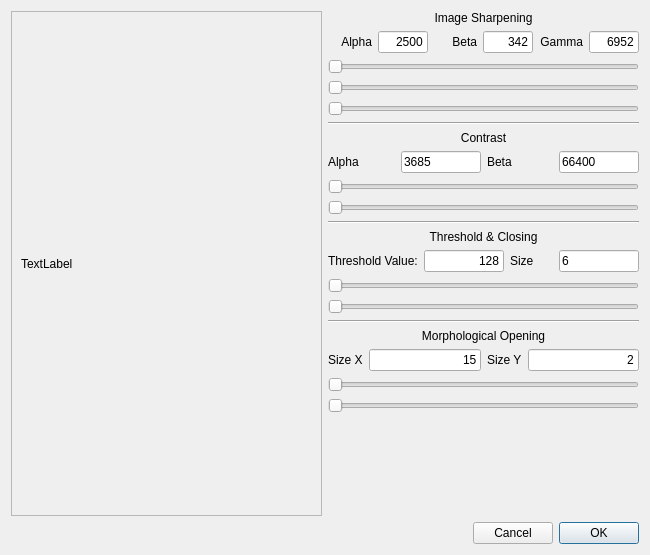
The window that cvconfig.ui (tpst/Nova-Leak-Detection) describes before a commit, drawn with Qt 5.
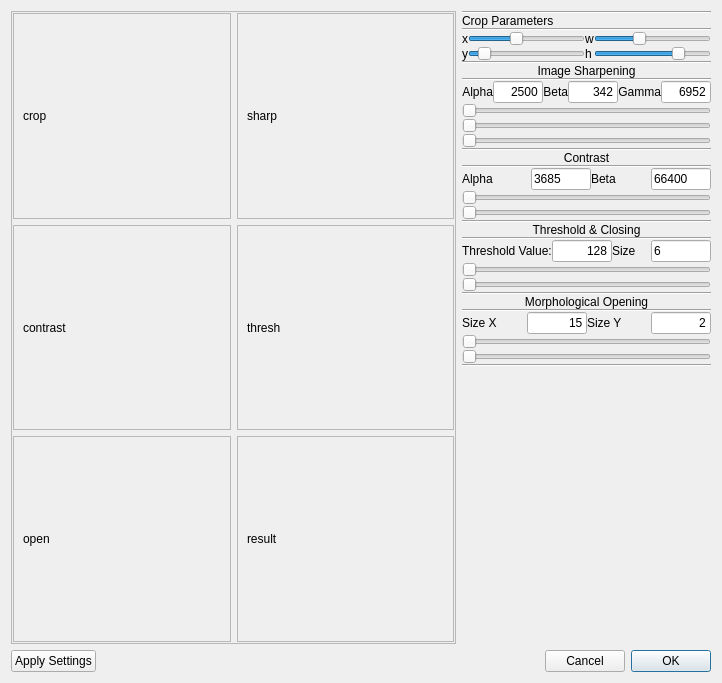
The same window after the commit.

Commit message: Working on windows - can open stream but not close & reopen

Patch:
```diff
--- a/cvconfig.ui
+++ b/cvconfig.ui
@@ -6,22 +6,28 @@
    <rect>
     <x>0</x>
     <y>0</y>
-    <width>650</width>
-    <height>555</height>
+    <width>722</width>
+    <height>683</height>
    </rect>
   </property>
   <property name="windowTitle">
    <string>Dialog</string>
   </property>
-  <layout class="QGridLayout" name="gridLayout">
+  <layout class="QGridLayout" name="gridLayout_3">
    <item row="0" column="0">
     <widget class="QFrame" name="frame">
      <property name="sizePolicy">
-      <sizepolicy hsizetype="Preferred" vsizetype="MinimumExpanding">
+      <sizepolicy hsizetype="Expanding" vsizetype="Expanding">
        <horstretch>0</horstretch>
        <verstretch>0</verstretch>
       </sizepolicy>
      </property>
+     <property name="minimumSize">
+      <size>
+       <width>411</width>
+       <height>0</height>
+      </size>
+     </property>
      <property name="frameShape">
       <enum>QFrame::StyledPanel</enum>
      </property>
@@ -29,65 +35,321 @@
       <enum>QFrame::Raised</enum>
      </property>
      <layout class="QVBoxLayout" name="verticalLayout">
+      <property name="leftMargin">
+       <number>1</number>
+      </property>
+      <property name="topMargin">
+       <number>1</number>
+      </property>
+      <property name="rightMargin">
+       <number>1</number>
+      </property>
+      <property name="bottomMargin">
+       <number>1</number>
+      </property>
+      <item>
+       <layout class="QGridLayout" name="gridLayout_2">
+        <item row="1" column="0">
+         <widget class="QFrame" name="frame_4">
+          <property name="frameShape">
+           <enum>QFrame::StyledPanel</enum>
+          </property>
+          <property name="frameShadow">
+           <enum>QFrame::Raised</enum>
+          </property>
+          <layout class="QVBoxLayout" name="verticalLayout_5">
+           <item>
+            <widget class="QLabel" name="label_15">
+             <property name="text">
+              <string>contrast</string>
+             </property>
+            </widget>
+           </item>
+          </layout>
+         </widget>
+        </item>
+        <item row="0" column="0">
+         <widget class="QFrame" name="frame_2">
+          <property name="frameShape">
+           <enum>QFrame::StyledPanel</enum>
+          </property>
+          <property name="frameShadow">
+           <enum>QFrame::Raised</enum>
+          </property>
+          <layout class="QVBoxLayout" name="verticalLayout_4">
+           <item>
+            <widget class="QLabel" name="label_19">
+             <property name="text">
+              <string>crop</string>
+             </property>
+            </widget>
+           </item>
+          </layout>
+         </widget>
+        </item>
+        <item row="1" column="1">
+         <widget class="QFrame" name="frame_5">
+          <property name="frameShape">
+           <enum>QFrame::StyledPanel</enum>
+          </property>
+          <property name="frameShadow">
+           <enum>QFrame::Raised</enum>
+          </property>
+          <layout class="QVBoxLayout" name="verticalLayout_6">
+           <item>
+            <widget class="QLabel" name="label_16">
+             <property name="text">
+              <string>thresh</string>
+             </property>
+            </widget>
+           </item>
+          </layout>
+         </widget>
+        </item>
+        <item row="0" column="1">
+         <widget class="QFrame" name="frame_3">
+          <property name="frameShape">
+           <enum>QFrame::StyledPanel</enum>
+          </property>
+          <property name="frameShadow">
+           <enum>QFrame::Raised</enum>
+          </property>
+          <layout class="QVBoxLayout" name="verticalLayout_3">
       <item>
        <widget class="QLabel" name="label">
         <property name="text">
-         <string>TextLabel</string>
+              <string>sharp</string>
         </property>
        </widget>
       </item>
      </layout>
     </widget>
    </item>
-   <item row="1" column="1">
-    <widget class="QDialogButtonBox" name="buttonBox">
+        <item row="2" column="0">
+         <widget class="QFrame" name="frame_6">
+          <property name="frameShape">
+           <enum>QFrame::StyledPanel</enum>
+          </property>
+          <property name="frameShadow">
+           <enum>QFrame::Raised</enum>
+          </property>
+          <layout class="QVBoxLayout" name="verticalLayout_7">
+           <item>
+            <widget class="QLabel" name="label_17">
+             <property name="text">
+              <string>open</string>
+             </property>
+            </widget>
+           </item>
+          </layout>
+         </widget>
+        </item>
+        <item row="2" column="1">
+         <widget class="QFrame" name="frame_7">
+          <property name="frameShape">
+           <enum>QFrame::StyledPanel</enum>
+          </property>
+          <property name="frameShadow">
+           <enum>QFrame::Raised</enum>
+          </property>
+          <layout class="QVBoxLayout" name="verticalLayout_8">
+           <item>
+            <widget class="QLabel" name="label_18">
+             <property name="text">
+              <string>result</string>
+             </property>
+            </widget>
+           </item>
+          </layout>
+         </widget>
+        </item>
+       </layout>
+      </item>
+     </layout>
+    </widget>
+   </item>
+   <item row="0" column="1">
+    <widget class="QWidget" name="widget" native="true">
      <property name="sizePolicy">
-      <sizepolicy hsizetype="Maximum" vsizetype="Fixed">
+      <sizepolicy hsizetype="Fixed" vsizetype="Preferred">
        <horstretch>0</horstretch>
        <verstretch>0</verstretch>
       </sizepolicy>
      </property>
-     <property name="layoutDirection">
-      <enum>Qt::RightToLeft</enum>
-     </property>
-     <property name="orientation">
-      <enum>Qt::Horizontal</enum>
-     </property>
-     <property name="standardButtons">
-      <set>QDialogButtonBox::Cancel|QDialogButtonBox::Ok</set>
-     </property>
-    </widget>
-   </item>
-   <item row="1" column="0">
-    <spacer name="horizontalSpacer">
-     <property name="orientation">
-      <enum>Qt::Horizontal</enum>
-     </property>
-     <property name="sizeHint" stdset="0">
-      <size>
-       <width>40</width>
-       <height>20</height>
-      </size>
-     </property>
-    </spacer>
-   </item>
-   <item row="0" column="1">
     <layout class="QVBoxLayout" name="verticalLayout_2">
+      <property name="spacing">
+       <number>0</number>
+      </property>
+      <property name="leftMargin">
+       <number>0</number>
+      </property>
+      <property name="topMargin">
+       <number>0</number>
+      </property>
+      <property name="rightMargin">
+       <number>0</number>
+      </property>
+      <property name="bottomMargin">
+       <number>0</number>
+      </property>
+      <item>
+       <layout class="QGridLayout" name="gridLayout">
      <property name="sizeConstraint">
       <enum>QLayout::SetFixedSize</enum>
      </property>
-     <item>
-      <widget class="QLabel" name="label_6">
+        <item row="3" column="0">
+         <layout class="QGridLayout" name="gridLayout_4">
+          <item row="1" column="2">
+           <widget class="QLabel" name="label_24">
        <property name="text">
-        <string>Image Sharpening</string>
+             <string>h</string>
+            </property>
+           </widget>
+          </item>
+          <item row="0" column="3">
+           <widget class="QSlider" name="cropwidth">
+            <property name="minimum">
+             <number>20</number>
+            </property>
+            <property name="maximum">
+             <number>100</number>
+            </property>
+            <property name="value">
+             <number>50</number>
+            </property>
+            <property name="orientation">
+             <enum>Qt::Horizontal</enum>
+            </property>
+           </widget>
+          </item>
+          <item row="0" column="1">
+           <widget class="QSlider" name="cropx">
+            <property name="minimum">
+             <number>1</number>
+            </property>
+            <property name="maximum">
+             <number>99</number>
+            </property>
+            <property name="value">
+             <number>40</number>
+            </property>
+            <property name="orientation">
+             <enum>Qt::Horizontal</enum>
+            </property>
+           </widget>
+          </item>
+          <item row="0" column="2">
+           <widget class="QLabel" name="label_23">
+            <property name="text">
+             <string>w</string>
+            </property>
+           </widget>
+          </item>
+          <item row="0" column="0">
+           <widget class="QLabel" name="label_x">
+            <property name="text">
+             <string>x</string>
+            </property>
+           </widget>
+          </item>
+          <item row="1" column="3">
+           <widget class="QSlider" name="cropheight">
+            <property name="minimum">
+             <number>20</number>
+            </property>
+            <property name="maximum">
+             <number>100</number>
+            </property>
+            <property name="value">
+             <number>80</number>
+            </property>
+            <property name="sliderPosition">
+             <number>80</number>
+            </property>
+            <property name="orientation">
+             <enum>Qt::Horizontal</enum>
+            </property>
+           </widget>
+          </item>
+          <item row="1" column="0">
+           <widget class="QLabel" name="label_22">
+            <property name="text">
+             <string>y</string>
+            </property>
+           </widget>
+          </item>
+          <item row="1" column="1">
+           <widget class="QSlider" name="cropy">
+            <property name="minimum">
+             <number>1</number>
+            </property>
+            <property name="maximum">
+             <number>99</number>
+            </property>
+            <property name="value">
+             <number>10</number>
+            </property>
+            <property name="orientation">
+             <enum>Qt::Horizontal</enum>
+            </property>
+            <property name="invertedAppearance">
+             <bool>false</bool>
+            </property>
+            <property name="invertedControls">
+             <bool>false</bool>
+            </property>
+           </widget>
+          </item>
+         </layout>
+        </item>
+        <item row="21" column="0">
+         <widget class="QSlider" name="horizontalSlider">
+          <property name="maximum">
+           <number>255</number>
+          </property>
+          <property name="orientation">
+           <enum>Qt::Horizontal</enum>
+          </property>
+          <property name="invertedAppearance">
+           <bool>false</bool>
+          </property>
+         </widget>
+        </item>
+        <item row="24" column="0">
+         <widget class="QLabel" name="label_11">
+          <property name="text">
+           <string>Morphological Opening</string>
        </property>
        <property name="alignment">
         <set>Qt::AlignCenter</set>
        </property>
       </widget>
      </item>
-     <item>
+        <item row="29" column="0">
+         <widget class="Line" name="line_4">
+          <property name="orientation">
+           <enum>Qt::Horizontal</enum>
+          </property>
+         </widget>
+        </item>
+        <item row="15" column="0">
+         <widget class="QSlider" name="horizontalSlider_5">
+          <property name="maximum">
+           <number>10000</number>
+          </property>
+          <property name="pageStep">
+           <number>100</number>
+          </property>
+          <property name="orientation">
+           <enum>Qt::Horizontal</enum>
+          </property>
+         </widget>
+        </item>
+        <item row="7" column="0">
       <layout class="QHBoxLayout" name="horizontalLayout">
+          <property name="sizeConstraint">
+           <enum>QLayout::SetMinimumSize</enum>
+          </property>
        <item>
         <widget class="QLabel" name="label_3">
          <property name="text">
@@ -180,7 +442,17 @@
        </item>
       </layout>
      </item>
-     <item>
+        <item row="18" column="0">
+         <widget class="QLabel" name="label_14">
+          <property name="text">
+           <string>Threshold &amp; Closing</string>
+          </property>
+          <property name="alignment">
+           <set>Qt::AlignCenter</set>
+          </property>
+         </widget>
+        </item>
+        <item row="8" column="0">
       <widget class="QSlider" name="horizontalSlider_2">
        <property name="maximum">
         <number>3000</number>
@@ -196,53 +468,141 @@
        </property>
       </widget>
      </item>
-     <item>
-      <widget class="QSlider" name="horizontalSlider_3">
+        <item row="23" column="0">
+         <widget class="Line" name="line">
+          <property name="orientation">
+           <enum>Qt::Horizontal</enum>
+          </property>
+         </widget>
+        </item>
+        <item row="28" column="0">
+         <widget class="QSlider" name="horizontalSlider_9">
+          <property name="sizePolicy">
+           <sizepolicy hsizetype="MinimumExpanding" vsizetype="Fixed">
+            <horstretch>0</horstretch>
+            <verstretch>0</verstretch>
+           </sizepolicy>
+          </property>
+          <property name="minimum">
+           <number>1</number>
+          </property>
        <property name="maximum">
-        <number>10000</number>
+           <number>20</number>
        </property>
        <property name="pageStep">
-        <number>100</number>
+           <number>1</number>
        </property>
        <property name="orientation">
         <enum>Qt::Horizontal</enum>
        </property>
       </widget>
      </item>
+        <item row="4" column="0">
+         <widget class="Line" name="line_5">
+          <property name="orientation">
+           <enum>Qt::Horizontal</enum>
+          </property>
+         </widget>
+        </item>
+        <item row="26" column="0">
+         <layout class="QHBoxLayout" name="horizontalLayout_4">
      <item>
-      <widget class="QSlider" name="horizontalSlider_4">
-       <property name="maximum">
-        <number>100000</number>
-       </property>
-       <property name="pageStep">
-        <number>1000</number>
-       </property>
-       <property name="orientation">
-        <enum>Qt::Horizontal</enum>
-       </property>
+           <widget class="QLabel" name="label_12">
+            <property name="text">
+             <string>Size X</string>
+            </property>
+           </widget>
+          </item>
+          <item>
+           <widget class="QLineEdit" name="lineEdit_8">
+            <property name="sizePolicy">
+             <sizepolicy hsizetype="Fixed" vsizetype="Fixed">
+              <horstretch>0</horstretch>
+              <verstretch>0</verstretch>
+             </sizepolicy>
+            </property>
+            <property name="maximumSize">
+             <size>
+              <width>60</width>
+              <height>16777215</height>
+             </size>
+            </property>
+            <property name="text">
+             <string>15</string>
+            </property>
+            <property name="alignment">
+             <set>Qt::AlignRight|Qt::AlignTrailing|Qt::AlignVCenter</set>
+            </property>
       </widget>
      </item>
      <item>
+           <widget class="QLabel" name="label_13">
+            <property name="text">
+             <string>Size Y</string>
+            </property>
+           </widget>
+          </item>
+          <item>
+           <widget class="QLineEdit" name="lineEdit_9">
+            <property name="sizePolicy">
+             <sizepolicy hsizetype="Fixed" vsizetype="Fixed">
+              <horstretch>0</horstretch>
+              <verstretch>0</verstretch>
+             </sizepolicy>
+            </property>
+            <property name="maximumSize">
+             <size>
+              <width>60</width>
+              <height>16777215</height>
+             </size>
+            </property>
+            <property name="text">
+             <string>2</string>
+            </property>
+            <property name="alignment">
+             <set>Qt::AlignRight|Qt::AlignTrailing|Qt::AlignVCenter</set>
+            </property>
+           </widget>
+          </item>
+         </layout>
+        </item>
+        <item row="11" column="0">
       <widget class="Line" name="line_2">
        <property name="orientation">
         <enum>Qt::Horizontal</enum>
        </property>
       </widget>
      </item>
-     <item>
-      <widget class="QLabel" name="label_7">
-       <property name="text">
-        <string>Contrast</string>
-       </property>
-       <property name="alignment">
-        <set>Qt::AlignCenter</set>
-       </property>
-      </widget>
-     </item>
-     <item>
+        <item row="13" column="0">
+         <widget class="Line" name="line_7">
+          <property name="orientation">
+           <enum>Qt::Horizontal</enum>
+          </property>
+         </widget>
+        </item>
+        <item row="9" column="0">
+         <widget class="QSlider" name="horizontalSlider_3">
+          <property name="maximum">
+           <number>2000</number>
+          </property>
+          <property name="pageStep">
+           <number>100</number>
+          </property>
+          <property name="orientation">
+           <enum>Qt::Horizontal</enum>
+          </property>
+         </widget>
+        </item>
+        <item row="14" column="0">
       <layout class="QHBoxLayout" name="horizontalLayout_3">
        <item>
         <widget class="QLabel" name="label_8">
+            <property name="maximumSize">
+             <size>
+              <width>1666</width>
+              <height>16777215</height>
+             </size>
+            </property>
          <property name="text">
           <string>Alpha</string>
          </property>
@@ -250,9 +610,15 @@
        </item>
        <item>
         <widget class="QLineEdit" name="lineEdit_5">
+            <property name="sizePolicy">
+             <sizepolicy hsizetype="Fixed" vsizetype="Fixed">
+              <horstretch>0</horstretch>
+              <verstretch>0</verstretch>
+             </sizepolicy>
+            </property>
          <property name="maximumSize">
           <size>
-           <width>80</width>
+              <width>60</width>
            <height>16777215</height>
           </size>
          </property>
@@ -263,6 +629,18 @@
        </item>
        <item>
         <widget class="QLabel" name="label_9">
+            <property name="sizePolicy">
+             <sizepolicy hsizetype="Preferred" vsizetype="Preferred">
+              <horstretch>0</horstretch>
+              <verstretch>0</verstretch>
+             </sizepolicy>
+            </property>
+            <property name="maximumSize">
+             <size>
+              <width>60</width>
+              <height>16777215</height>
+             </size>
+            </property>
          <property name="text">
           <string>Beta</string>
          </property>
@@ -270,9 +648,15 @@
        </item>
        <item>
         <widget class="QLineEdit" name="lineEdit_6">
+            <property name="sizePolicy">
+             <sizepolicy hsizetype="Fixed" vsizetype="Fixed">
+              <horstretch>0</horstretch>
+              <verstretch>0</verstretch>
+             </sizepolicy>
+            </property>
          <property name="maximumSize">
           <size>
-           <width>80</width>
+              <width>60</width>
            <height>16777215</height>
           </size>
          </property>
@@ -283,50 +667,7 @@
        </item>
       </layout>
      </item>
-     <item>
-      <widget class="QSlider" name="horizontalSlider_5">
-       <property name="maximum">
-        <number>10000</number>
-       </property>
-       <property name="pageStep">
-        <number>100</number>
-       </property>
-       <property name="orientation">
-        <enum>Qt::Horizontal</enum>
-       </property>
-      </widget>
-     </item>
-     <item>
-      <widget class="QSlider" name="horizontalSlider_6">
-       <property name="maximum">
-        <number>100000</number>
-       </property>
-       <property name="pageStep">
-        <number>1000</number>
-       </property>
-       <property name="orientation">
-        <enum>Qt::Horizontal</enum>
-       </property>
-      </widget>
-     </item>
-     <item>
-      <widget class="Line" name="line_3">
-       <property name="orientation">
-        <enum>Qt::Horizontal</enum>
-       </property>
-      </widget>
-     </item>
-     <item>
-      <widget class="QLabel" name="label_14">
-       <property name="text">
-        <string>Threshold &amp; Closing</string>
-       </property>
-       <property name="alignment">
-        <set>Qt::AlignCenter</set>
-       </property>
-      </widget>
-     </item>
-     <item>
+        <item row="20" column="0">
       <layout class="QHBoxLayout" name="horizontalLayout_2">
        <item>
         <widget class="QLabel" name="label_2">
@@ -351,7 +692,7 @@
          </property>
          <property name="maximumSize">
           <size>
-           <width>80</width>
+              <width>60</width>
            <height>16777215</height>
           </size>
          </property>
@@ -378,9 +719,15 @@
        </item>
        <item>
         <widget class="QLineEdit" name="lineEdit_7">
+            <property name="sizePolicy">
+             <sizepolicy hsizetype="Fixed" vsizetype="Fixed">
+              <horstretch>0</horstretch>
+              <verstretch>0</verstretch>
+             </sizepolicy>
+            </property>
          <property name="maximumSize">
           <size>
-           <width>80</width>
+              <width>60</width>
            <height>16777215</height>
           </size>
          </property>
@@ -391,123 +738,33 @@
        </item>
       </layout>
      </item>
-     <item>
-      <widget class="QSlider" name="horizontalSlider">
+        <item row="10" column="0">
+         <widget class="QSlider" name="horizontalSlider_4">
        <property name="maximum">
-        <number>255</number>
-       </property>
-       <property name="orientation">
-        <enum>Qt::Horizontal</enum>
-       </property>
-       <property name="invertedAppearance">
-        <bool>false</bool>
-       </property>
-      </widget>
-     </item>
-     <item>
-      <widget class="QSlider" name="horizontalSlider_7">
-       <property name="minimum">
-        <number>1</number>
-       </property>
-       <property name="maximum">
-        <number>15</number>
-       </property>
+           <number>100000</number>
+          </property>
        <property name="pageStep">
-        <number>1</number>
+           <number>1000</number>
        </property>
        <property name="orientation">
         <enum>Qt::Horizontal</enum>
        </property>
       </widget>
      </item>
-     <item>
-      <widget class="Line" name="line">
-       <property name="orientation">
-        <enum>Qt::Horizontal</enum>
-       </property>
-      </widget>
-     </item>
-     <item>
-      <widget class="QLabel" name="label_11">
-       <property name="text">
-        <string>Morphological Opening</string>
-       </property>
-       <property name="alignment">
-        <set>Qt::AlignCenter</set>
-       </property>
-      </widget>
-     </item>
-     <item>
-      <layout class="QHBoxLayout" name="horizontalLayout_4">
-       <item>
-        <widget class="QLabel" name="label_12">
-         <property name="text">
-          <string>Size X</string>
-         </property>
-        </widget>
-       </item>
-       <item>
-        <widget class="QLineEdit" name="lineEdit_8">
-         <property name="text">
-          <string>15</string>
-         </property>
-         <property name="alignment">
-          <set>Qt::AlignRight|Qt::AlignTrailing|Qt::AlignVCenter</set>
-         </property>
-        </widget>
-       </item>
-       <item>
-        <widget class="QLabel" name="label_13">
-         <property name="text">
-          <string>Size Y</string>
-         </property>
-        </widget>
-       </item>
-       <item>
-        <widget class="QLineEdit" name="lineEdit_9">
-         <property name="text">
-          <string>2</string>
-         </property>
-         <property name="alignment">
-          <set>Qt::AlignRight|Qt::AlignTrailing|Qt::AlignVCenter</set>
-         </property>
-        </widget>
-       </item>
-      </layout>
-     </item>
-     <item>
-      <widget class="QSlider" name="horizontalSlider_8">
-       <property name="minimum">
-        <number>1</number>
-       </property>
+        <item row="16" column="0">
+         <widget class="QSlider" name="horizontalSlider_6">
        <property name="maximum">
-        <number>15</number>
+           <number>100000</number>
        </property>
        <property name="pageStep">
-        <number>1</number>
+           <number>1000</number>
        </property>
        <property name="orientation">
         <enum>Qt::Horizontal</enum>
        </property>
       </widget>
      </item>
-     <item>
-      <widget class="QSlider" name="horizontalSlider_9">
-       <property name="minimum">
-        <number>1</number>
-       </property>
-       <property name="maximum">
-        <number>15</number>
-       </property>
-       <property name="pageStep">
-        <number>1</number>
-       </property>
-       <property name="orientation">
-        <enum>Qt::Horizontal</enum>
-       </property>
-      </widget>
-     </item>
-     <item>
+        <item row="30" column="0">
       <spacer name="verticalSpacer">
        <property name="orientation">
         <enum>Qt::Vertical</enum>
@@ -520,7 +777,149 @@
        </property>
       </spacer>
      </item>
-    </layout>
+        <item row="12" column="0">
+         <widget class="QLabel" name="label_7">
+          <property name="text">
+           <string>Contrast</string>
+          </property>
+          <property name="alignment">
+           <set>Qt::AlignCenter</set>
+          </property>
+         </widget>
+        </item>
+        <item row="25" column="0">
+         <widget class="Line" name="line_9">
+          <property name="orientation">
+           <enum>Qt::Horizontal</enum>
+          </property>
+         </widget>
+        </item>
+        <item row="6" column="0">
+         <widget class="Line" name="line_6">
+          <property name="orientation">
+           <enum>Qt::Horizontal</enum>
+          </property>
+         </widget>
+        </item>
+        <item row="27" column="0">
+         <widget class="QSlider" name="horizontalSlider_8">
+          <property name="sizePolicy">
+           <sizepolicy hsizetype="MinimumExpanding" vsizetype="Fixed">
+            <horstretch>0</horstretch>
+            <verstretch>0</verstretch>
+           </sizepolicy>
+          </property>
+          <property name="minimum">
+           <number>1</number>
+          </property>
+          <property name="maximum">
+           <number>20</number>
+          </property>
+          <property name="pageStep">
+           <number>1</number>
+          </property>
+          <property name="orientation">
+           <enum>Qt::Horizontal</enum>
+          </property>
+         </widget>
+        </item>
+        <item row="5" column="0">
+         <widget class="QLabel" name="label_6">
+          <property name="text">
+           <string>Image Sharpening</string>
+          </property>
+          <property name="alignment">
+           <set>Qt::AlignCenter</set>
+          </property>
+         </widget>
+        </item>
+        <item row="19" column="0">
+         <widget class="Line" name="line_8">
+          <property name="orientation">
+           <enum>Qt::Horizontal</enum>
+          </property>
+         </widget>
+        </item>
+        <item row="22" column="0">
+         <widget class="QSlider" name="horizontalSlider_7">
+          <property name="minimum">
+           <number>1</number>
+          </property>
+          <property name="maximum">
+           <number>20</number>
+          </property>
+          <property name="pageStep">
+           <number>1</number>
+          </property>
+          <property name="orientation">
+           <enum>Qt::Horizontal</enum>
+          </property>
+         </widget>
+        </item>
+        <item row="0" column="0">
+         <widget class="Line" name="line_10">
+          <property name="orientation">
+           <enum>Qt::Horizontal</enum>
+          </property>
+         </widget>
+        </item>
+        <item row="1" column="0">
+         <widget class="QLabel" name="label_20">
+          <property name="text">
+           <string>Crop Parameters</string>
+          </property>
+         </widget>
+        </item>
+        <item row="17" column="0">
+         <widget class="Line" name="line_3">
+          <property name="orientation">
+           <enum>Qt::Horizontal</enum>
+          </property>
+         </widget>
+        </item>
+        <item row="2" column="0">
+         <widget class="Line" name="line_11">
+          <property name="orientation">
+           <enum>Qt::Horizontal</enum>
+          </property>
+         </widget>
+        </item>
+       </layout>
+      </item>
+     </layout>
+    </widget>
+   </item>
+   <item row="1" column="1">
+    <widget class="QDialogButtonBox" name="buttonBox">
+     <property name="sizePolicy">
+      <sizepolicy hsizetype="Maximum" vsizetype="Fixed">
+       <horstretch>0</horstretch>
+       <verstretch>0</verstretch>
+      </sizepolicy>
+     </property>
+     <property name="layoutDirection">
+      <enum>Qt::RightToLeft</enum>
+     </property>
+     <property name="orientation">
+      <enum>Qt::Horizontal</enum>
+     </property>
+     <property name="standardButtons">
+      <set>QDialogButtonBox::Cancel|QDialogButtonBox::Ok</set>
+     </property>
+    </widget>
+   </item>
+   <item row="1" column="0">
+    <widget class="QPushButton" name="applyButton">
+     <property name="sizePolicy">
+      <sizepolicy hsizetype="Fixed" vsizetype="Fixed">
+       <horstretch>0</horstretch>
+       <verstretch>0</verstretch>
+      </sizepolicy>
+     </property>
+     <property name="text">
+      <string>Apply Settings</string>
+     </property>
+    </widget>
    </item>
   </layout>
  </widget>
```
Lines whose indentation alone changed are shown as unchanged. The commit also changes 17 other files.
